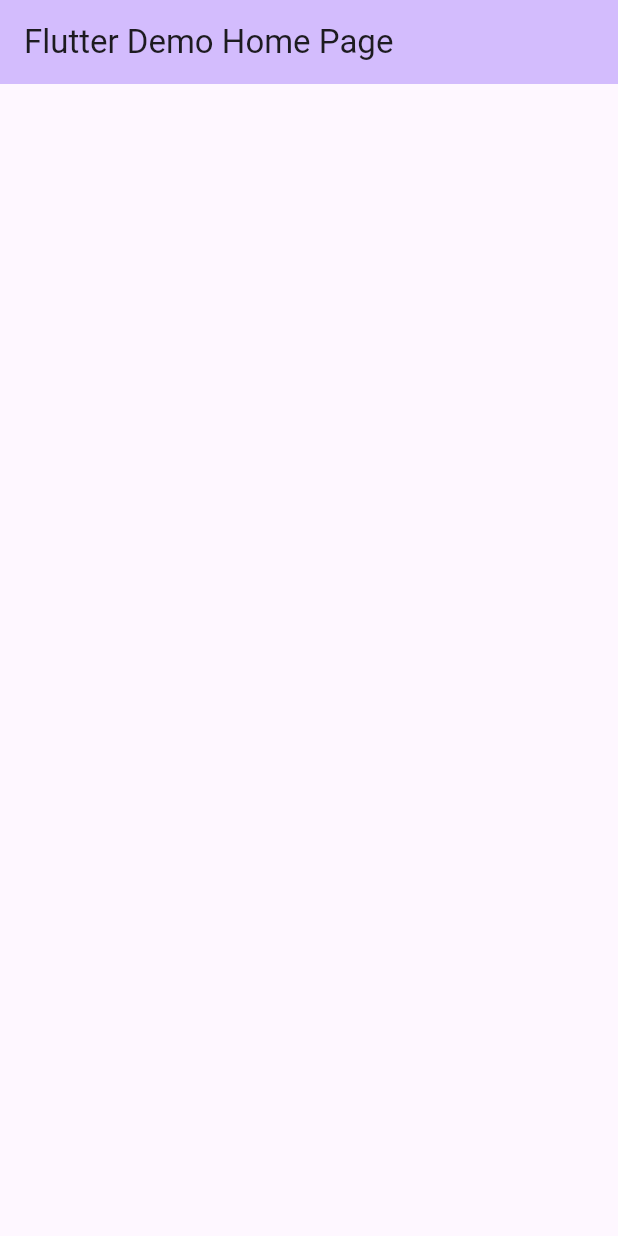
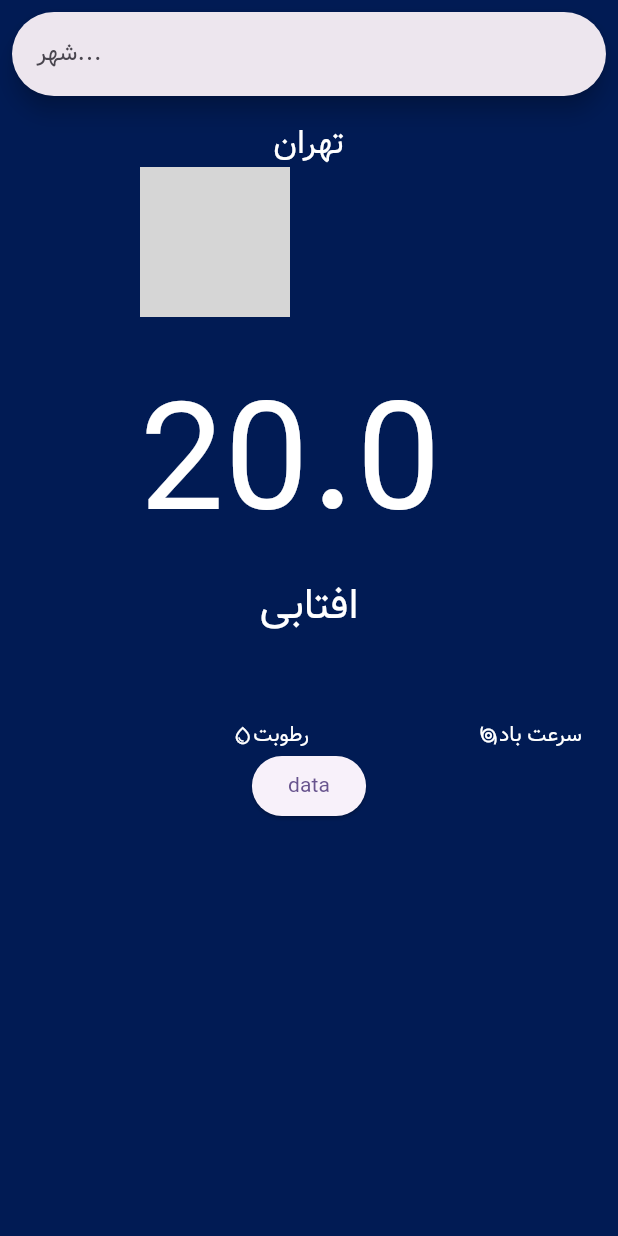
Before and after one commit to mrlogcat/weather_app, a Flutter app: the screen it shows after launch, on a phone screen of 412 x 824 dp. Run offline on Flutter 3.47's test engine with Material 3 defaults, Android fonts, the phone set to English and light mode, and no system bars; network calls fail; grey boxes are pictures that could not be loaded.

Commit message:
tmp commit

```diff
--- a/lib/data/api_service.dart
+++ b/lib/data/api_service.dart
@@ -37,7 +37,7 @@ class WeatherService {
   }
 
   String _getIconUrl(String icon) {
-    final String iconUrl = "https://openweathermap.org/img/wn/$icon@2x.png";
+    final String iconUrl = "https://openweathermap.org/img/wn/$icon@4x.png";
     return iconUrl;
   }
 }
--- a/lib/data/models/weather_model.dart
+++ b/lib/data/models/weather_model.dart
@@ -9,8 +9,8 @@ class WeatherModel {
   final int humidity;
   final double windSpeed;
 
-  WeatherModel({
-    required this.cityName,
+  WeatherModel(
+      {required this.cityName,
       required this.statusCode,
       required this.temperature,
       required this.weatherCondition,
@@ -18,7 +18,7 @@ class WeatherModel {
       required this.humidity,
       required this.windSpeed,
       required this.icon,
-  });
+      this.iconUrl});
 
   factory WeatherModel.fromJson(Map<String, dynamic> json) {
     return WeatherModel(
--- a/lib/main.dart
+++ b/lib/main.dart
@@ -11,12 +11,12 @@ class MyApp extends StatelessWidget {
   @override
   Widget build(BuildContext context) {
     return MaterialApp(
-      title: 'Flutter Demo',
+      title: 'weather app',
       theme: ThemeData(
-        colorScheme: ColorScheme.fromSeed(seedColor: Colors.deepPurple),
-        useMaterial3: true,
-      ),
-      home: const HomeScreen(title: 'Flutter Demo Home Page'),
+          colorScheme: ColorScheme.fromSeed(seedColor: Colors.deepPurple),
+          useMaterial3: true,
+          fontFamily: 'vazir'),
+      home: HomeScreen(),
     );
   }
 }
--- a/lib/screens/home_screen.dart
+++ b/lib/screens/home_screen.dart
@@ -1,10 +1,9 @@
 import 'package:flutter/material.dart';
+import 'package:weather_app/data/models/weather_model.dart';
+import 'package:weather_app/screens/widgets/search_widget.dart';
+import 'package:weather_app/screens/widgets/weather_card.dart';
 
 class HomeScreen extends StatefulWidget {
-  const HomeScreen({super.key, required this.title});
-
-  final String title;
-
   @override
   State<HomeScreen> createState() => _HomeScreenState();
 }
@@ -13,14 +12,30 @@ class _HomeScreenState extends State<HomeScreen> {
   @override
   Widget build(BuildContext context) {
     return Scaffold(
-      appBar: AppBar(
-        backgroundColor: Theme.of(context).colorScheme.inversePrimary,
-        title: Text(widget.title),
-      ),
-      body: Center(
-        child: Column(
-          mainAxisAlignment: MainAxisAlignment.center,
-          children: <Widget>[],
+      body: Container(
+        color: const Color(0xff011b54),
+        child: Padding(
+          padding: const EdgeInsets.all(8.0),
+          child: Center(
+            child: Column(
+              children: <Widget>[
+                const SearchWidget(),
+                Expanded(
+                    child: WeatherCard(
+                  model: WeatherModel(
+                      cityName: "تهران",
+                      statusCode: 200,
+                      temperature: 20,
+                      weatherCondition: "افتابی",
+                      weatherConditionEn: "sunny",
+                      humidity: 25,
+                      windSpeed: 22,
+                      icon: "01n",
+                      iconUrl: "https://openweathermap.org/img/wn/10n@4x.png"),
+                ))
+              ],
+            ),
+          ),
         ),
       ),
     );
--- a/lib/screens/widgets/search_widget.dart
+++ b/lib/screens/widgets/search_widget.dart
@@ -0,0 +1,15 @@
+import 'package:flutter/material.dart';
+
+class SearchWidget extends StatelessWidget {
+  const SearchWidget({super.key});
+
+  @override
+  Widget build(BuildContext context) {
+    return SearchBar(
+      textInputAction: TextInputAction.search,
+      keyboardType: TextInputType.text,
+      hintText: "شهر...",
+      onSubmitted: (value) {},
+    );
+  }
+}
--- a/lib/screens/widgets/weather_card.dart
+++ b/lib/screens/widgets/weather_card.dart
@@ -0,0 +1,85 @@
+import 'package:flutter/material.dart';
+import 'package:weather_app/data/models/weather_model.dart';
+
+class WeatherCard extends StatelessWidget {
+  const WeatherCard({super.key, required this.model});
+  final WeatherModel model;
+  @override
+  Widget build(BuildContext context) {
+    return Container(
+      margin: const EdgeInsets.all(16),
+      child: Column(
+        children: [
+          Text(
+            model.cityName,
+            style: const TextStyle(fontSize: 22, color: Colors.white),
+          ),
+          Stack(
+            children: [
+              Image.network(
+                model.iconUrl!,
+                width: 100,
+                height: 100,
+              ),
+              Container(
+                margin: const EdgeInsets.only(top: 130),
+                child: Text(
+                  "${model.temperature.toString()}" "\u2103",
+                  style: const TextStyle(fontSize: 100, color: Colors.white),
+                ),
+              ),
+            ],
+          ),
+          Text(
+            "${model.weatherCondition}",
+            style: const TextStyle(fontSize: 28, color: Colors.white),
+          ),
+          const SizedBox(
+            height: 56,
+          ),
+          Row(
+            mainAxisAlignment: MainAxisAlignment.center,
+            children: [
+              Expanded(
+                child: Row(
+                  mainAxisAlignment: MainAxisAlignment.end,
+                  children: [
+                    Icon(
+                      Icons.water_drop_outlined,
+                      color: Colors.white,
+                      size: 14,
+                    ),
+                    Text(
+                      "رطوبت",
+                      style: TextStyle(color: Colors.white, fontSize: 14),
+                    ),
+                  ],
+                ),
+              ),
+              Expanded(
+                child: Row(
+                  mainAxisAlignment: MainAxisAlignment.end,
+                  children: [
+                    Icon(
+                      Icons.storm_outlined,
+                      color: Colors.white,
+                      size: 14,
+                    ),
+                    Text(
+                      "سرعت باد",
+                      style: TextStyle(color: Colors.white, fontSize: 14),
+                    ),
+                  ],
+                ),
+              ),
+            ],
+          ),
+          Align(
+              alignment: Alignment.bottomCenter,
+              child:
+                  ElevatedButton(onPressed: () {}, child: const Text("data")))
+        ],
+      ),
+    );
+  }
+}
```
Also changed, not shown: pubspec.yaml (+6 -5 lines), fonts/Vazir.ttf (added), fonts/Yekan.ttf (added), pubspec.lock. Lines whose indentation alone changed are shown as unchanged.
